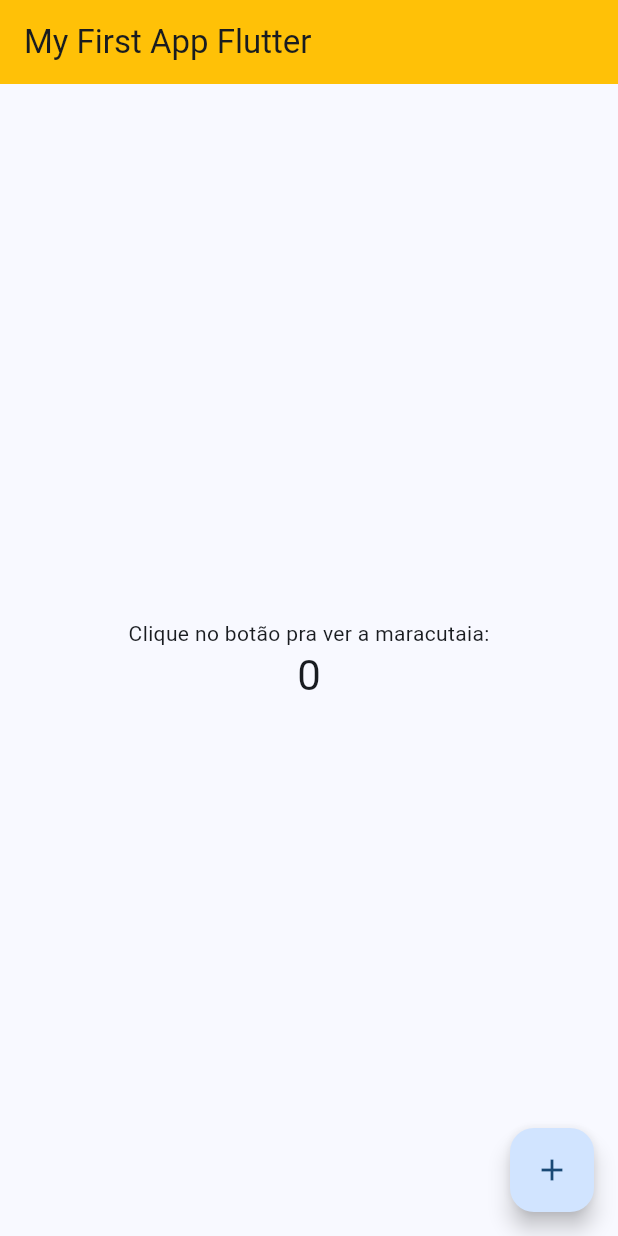
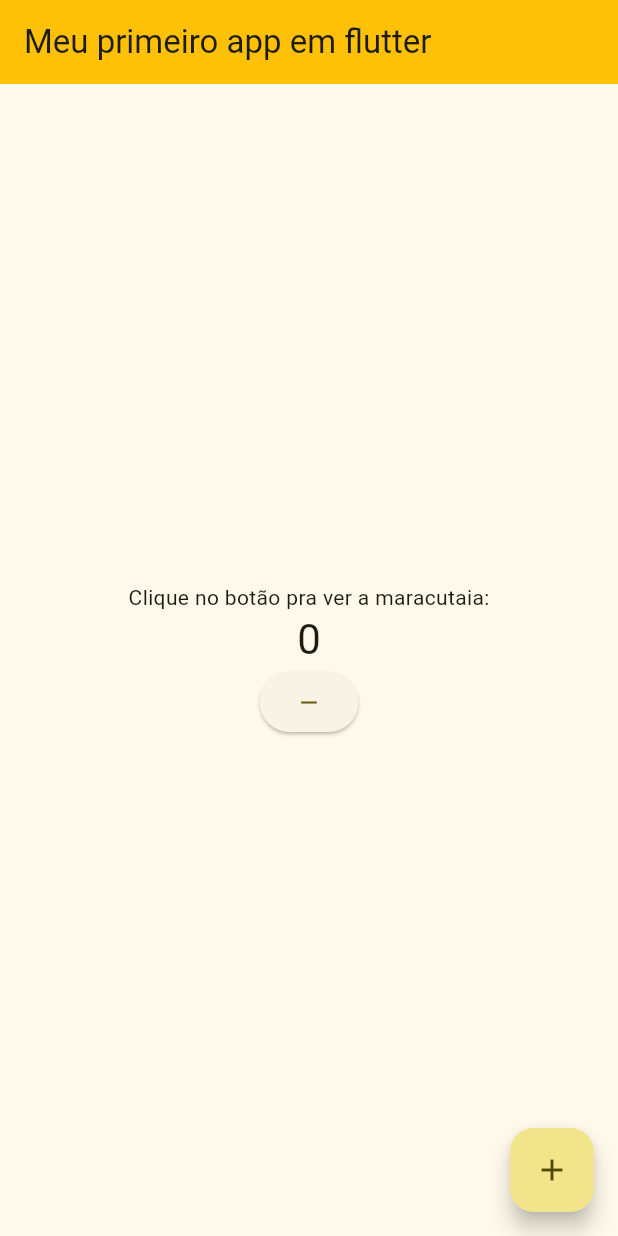
Before and after one commit to Guimbo/fluttler-learning, a Flutter app: the screen it shows after launch, on a phone screen of 412 x 824 dp. Run offline on Flutter 3.47's test engine with Material 2 defaults, Android fonts, the phone set to English and light mode, and no system bars.

Commit message:
inserindo um botão que decrementa o state

```diff
--- a/hello_flutter/lib/main.dart
+++ b/hello_flutter/lib/main.dart
@@ -1,4 +1,4 @@
-import 'package:flutter/material.dart';
+import "package:flutter/material.dart";
 
 void main() {
   runApp(const MyApp());
@@ -11,7 +11,7 @@ class MyApp extends StatelessWidget {
   @override
   Widget build(BuildContext context) {
     return MaterialApp(
-      title: 'Flutter Demo',
+      title: 'Flutter HacktoberfestProj',
       theme: ThemeData(
         // This is the theme of your application.
         //
@@ -28,10 +28,10 @@ class MyApp extends StatelessWidget {
         //
         // This works for code too, not just values: Most code changes can be
         // tested with just a hot reload.
-        colorScheme: ColorScheme.fromSeed(seedColor: Colors.blue),
+        colorScheme: ColorScheme.fromSeed(seedColor: Colors.yellow),
         useMaterial3: true,
       ),
-      home: const MyHomePage(title: 'My First App Flutter'),
+      home: const MyHomePage(title: 'Meu primeiro app em flutter'),
     );
   }
 }
@@ -64,10 +64,15 @@ class _MyHomePageState extends State<MyHomePage> {
       // so that the display can reflect the updated values. If we changed
       // _counter without calling setState(), then the build method would not be
       // called again, and so nothing would appear to happen.
-      _counter++;
+      _counter = _counter + 1;
     });
   }
 
+  void _decrementCounter() {
+    setState(() {
+      _counter--;
+    });
+  }
   @override
   Widget build(BuildContext context) {
     // This method is rerun every time setState is called, for instance as done
@@ -78,31 +83,13 @@ class _MyHomePageState extends State<MyHomePage> {
     // than having to individually change instances of widgets.
     return Scaffold(
       appBar: AppBar(
-        // TRY THIS: Try changing the color here to a specific color (to
-        // Colors.amber, perhaps?) and trigger a hot reload to see the AppBar
-        // change color while the other colors stay the same.
         backgroundColor: Colors.amber,
-        // Here we take the value from the MyHomePage object that was created by
-        // the App.build method, and use it to set our appbar title.
+
         title: Text(widget.title),
+
       ),
       body: Center(
-        // Center is a layout widget. It takes a single child and positions it
-        // in the middle of the parent.
         child: Column(
-          // Column is also a layout widget. It takes a list of children and
-          // arranges them vertically. By default, it sizes itself to fit its
-          // children horizontally, and tries to be as tall as its parent.
-          //
-          // Column has various properties to control how it sizes itself and
-          // how it positions its children. Here we use mainAxisAlignment to
-          // center the children vertically; the main axis here is the vertical
-          // axis because Columns are vertical (the cross axis would be
-          // horizontal).
-          //
-          // TRY THIS: Invoke "debug painting" (choose the "Toggle Debug Paint"
-          // action in the IDE, or press "p" in the console), to see the
-          // wireframe for each widget.
           mainAxisAlignment: MainAxisAlignment.center,
           children: <Widget>[
             const Text(
@@ -112,6 +99,7 @@ class _MyHomePageState extends State<MyHomePage> {
               '$_counter',
               style: Theme.of(context).textTheme.headlineMedium,
             ),
+            ElevatedButton(onPressed: _decrementCounter, child: const Icon(Icons.remove)),
           ],
         ),
       ),
@@ -119,7 +107,7 @@ class _MyHomePageState extends State<MyHomePage> {
         onPressed: _incrementCounter,
         tooltip: 'Increment',
         child: const Icon(Icons.add),
-      ), // This trailing comma makes auto-formatting nicer for build methods.
-    );
+      ),
+   );
   }
 }
```
